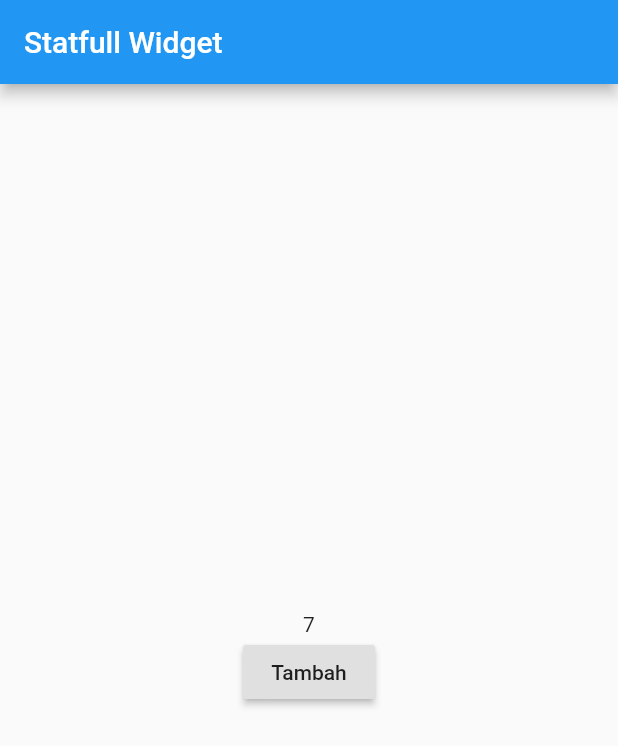
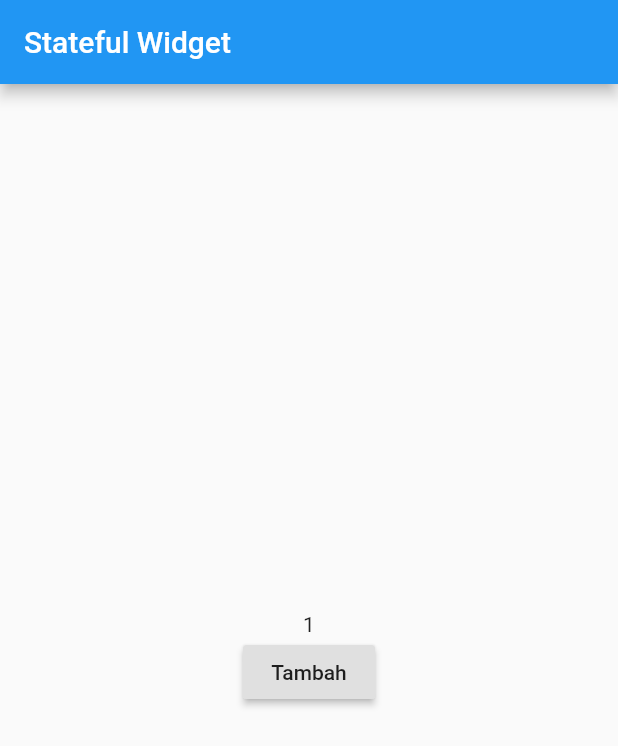
Before and after one commit to cahyaind/aplikasi_stateful_widget, a Flutter app: the screen it shows after launch, after a tap on "Tambah", on a phone screen of 412 x 824 dp. Shown: the top 746 px of the screen. Run offline on Flutter 3.47's test engine with Material 2 defaults, Android fonts, the phone set to English and light mode, and no system bars.

Commit message:
menambahkan setState, increment number

```diff
--- a/lib/main.dart
+++ b/lib/main.dart
@@ -10,19 +10,26 @@ class MyApp extends StatefulWidget {
 }
 
 class _MyAppState extends State<MyApp> {
-  void tekanTombol() {}
+  int number = 0;
+
+  void tekanTombol() {
+    setState(() {
+      number = number + 1;
+    });
+  }
+
   @override
   Widget build(BuildContext context) {
     return MaterialApp(
       home: Scaffold(
         appBar: AppBar(
-          title: Text("Statfull Widget"),
+          title: Text("Stateful Widget"),
         ),
         body: Center(
           child: Column(
             mainAxisAlignment: MainAxisAlignment.center,
             children: [
-              Text("7"),
+              Text(number.toString()),
               RaisedButton(
                 child: Text("Tambah"),
                 onPressed: tekanTombol,
```
